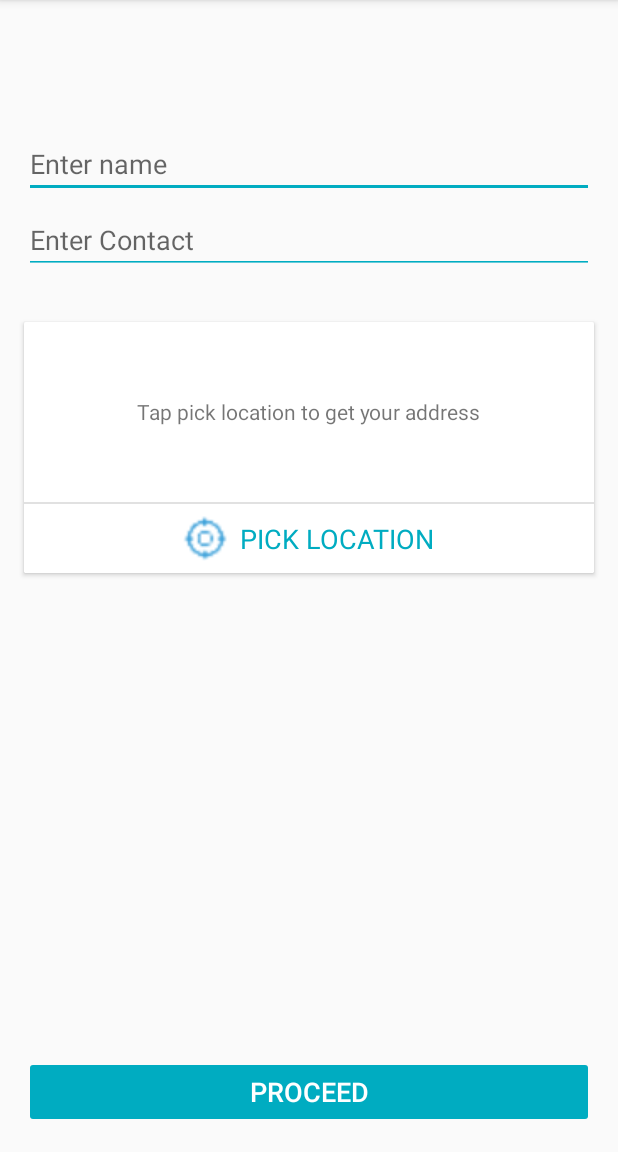
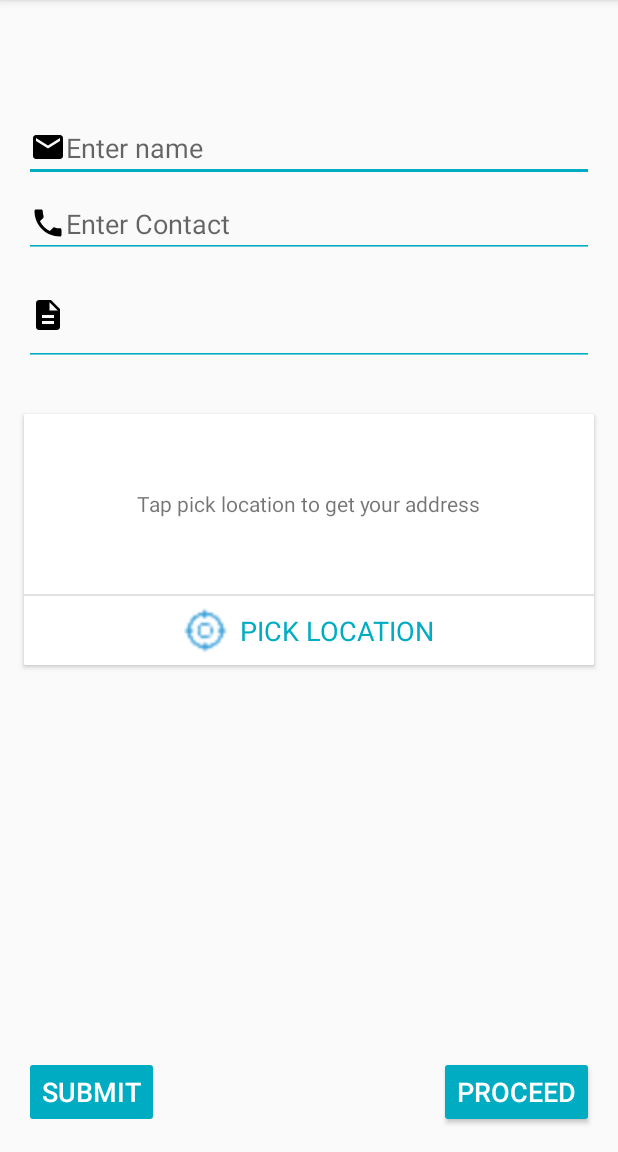
Before and after one commit to adityagupta1921997/HelpYou, an Android app: the MyLocationUsingLocationAPI screen opened directly, with no data from a screen before it, on a phone screen of 412 x 824 dp, the part 84-1236 px from its top. Run offline under Robolectric (Android 15) with nearby library versions, the phone set to English and light mode, and no system bars; our stand-ins replace ButterKnife; libraries missing offline, so code that uses them is left out: es.dmoral.toasty; 2 statements that could not run were skipped.

Commit message:
Adding Data done

```diff
--- a/app/src/main/java/com/apkglobal/helpyou/Activities/NavigationActivity.java
+++ b/app/src/main/java/com/apkglobal/helpyou/Activities/NavigationActivity.java
@@ -181,6 +181,9 @@ public class NavigationActivity extends AppCompatActivity
 
         } else if (id == R.id.nav_profile) {
 
+            Intent profile=new Intent(NavigationActivity.this,ProfileActivity.class);
+            startActivity(profile);
+
         }
 
         DrawerLayout drawer = (DrawerLayout) findViewById(R.id.drawer_layout);
--- /dev/null
+++ b/app/src/main/res/drawable/description.xml
@@ -0,0 +1,9 @@
+<vector xmlns:android="http://schemas.android.com/apk/res/android"
+        android:width="24dp"
+        android:height="24dp"
+        android:viewportWidth="24.0"
+        android:viewportHeight="24.0">
+    <path
+        android:fillColor="#FF000000"
+        android:pathData="M14,2L6,2c-1.1,0 -1.99,0.9 -1.99,2L4,20c0,1.1 0.89,2 1.99,2L18,22c1.1,0 2,-0.9 2,-2L20,8l-6,-6zM16,18L8,18v-2h8v2zM16,14L8,14v-2h8v2zM13,9L13,3.5L18.5,9L13,9z"/>
+</vector>
--- a/app/src/main/res/layout/activity_location_service.xml
+++ b/app/src/main/res/layout/activity_location_service.xml
@@ -4,6 +4,7 @@
     android:layout_width="match_parent"
     android:layout_height="match_parent"
     tools:context="com.apkglobal.helpyou.Activities.MyLocationUsingLocationAPI">
+
 
     <LinearLayout
         android:layout_width="match_parent"
@@ -14,11 +15,11 @@
         <TextView
             android:layout_width="match_parent"
             android:layout_height="wrap_content"
-            android:layout_marginTop="20dp"
+            android:layout_marginTop="15dp"
             android:layout_gravity="center"
             android:gravity="center"
             android:id="@+id/tv_demand_show"
-            android:textSize="30sp"
+            android:textSize="25sp"
             android:textStyle="bold"
             android:textColor="@color/colorPrimary"
             android:backgroundTint="@color/colorPrimary"
@@ -31,7 +32,10 @@
             android:hint="Enter name"
             android:backgroundTint="@color/colorPrimary"
             android:inputType="textPersonName"
-            android:id="@+id/et_name" />
+            android:id="@+id/et_name"
+
+            android:drawableLeft="@drawable/email"
+            />
         <EditText
             android:layout_width="match_parent"
             android:layout_height="wrap_content"
@@ -39,7 +43,19 @@
             android:id="@+id/et_contact"
             android:hint="Enter Contact"
             android:inputType="phone"
-            android:backgroundTint="@color/colorPrimary"/>
+            android:backgroundTint="@color/colorPrimary"
+            android:drawableLeft="@drawable/phone"/>
+        <EditText
+            android:layout_width="match_parent"
+            android:layout_height="wrap_content"
+            android:backgroundTint="@color/colorPrimary"
+            android:drawableLeft="@drawable/description"
+            android:id="@+id/et_description"
+            android:lines="2"
+            android:layout_marginTop="5dp"
+            />
+
+
     </LinearLayout>
 
 
@@ -48,7 +64,7 @@
         android:layout_margin="@dimen/activity_horizontal_margin"
         android:id="@+id/card_view"
         android:layout_below="@id/linear"
-        android:layout_marginTop="20dp"
+        android:layout_marginTop="5dp"
         android:layout_width="match_parent"
         android:layout_height="wrap_content"
         card_view:cardCornerRadius="1dp">
@@ -133,10 +149,19 @@
         android:enabled="false"
         android:layout_margin="@dimen/activity_horizontal_margin"
         style="@style/proceedButtonStyle"
-        android:id="@+id/btnLocation"
+        android:id="@+id/btnSubmit"
         android:layout_alignParentBottom="true"
-        android:layout_centerHorizontal="true"
+        android:layout_alignParentLeft="true"
         android:backgroundTint="@color/colorPrimary"
-        android:text="PROCEED" />
+        android:text="SUBMIT" />
+
+        <Button
+            android:layout_margin="@dimen/activity_horizontal_margin"
+            style="@style/proceedButtonStyle"
+            android:id="@+id/btnProceed"
+            android:layout_alignParentBottom="true"
+            android:layout_alignParentRight="true"
+            android:backgroundTint="@color/colorPrimary"
+            android:text="PROCEED" />
 
 </RelativeLayout>
--- a/app/src/main/res/layout/data_holder.xml
+++ b/app/src/main/res/layout/data_holder.xml
@@ -7,5 +7,6 @@
     <android.support.v7.widget.RecyclerView
         android:id="@+id/recyclerview"
         android:layout_width="match_parent"
-        android:layout_height="match_parent" />
+        android:layout_height="match_parent"
+        android:padding="10dp"/>
 </LinearLayout>
--- a/app/src/main/res/values/styles.xml
+++ b/app/src/main/res/values/styles.xml
@@ -20,7 +20,7 @@
     <style name="proceedButtonStyle">
         <item name="android:textSize">@dimen/header_text</item>
         <item name="android:textColor">@color/colorWhite</item>
-        <item name="android:layout_width">match_parent</item>
+        <item name="android:layout_width">wrap_content</item>
         <item name="android:layout_height">wrap_content</item>
         <item name="android:clickable">true</item>
     </style>
```
Also changed, not shown: app/src/main/AndroidManifest.xml (+5 -6 lines), app/src/main/java/com/apkglobal/helpyou/Activities/Coordinator_tab/Holder.java (+20 -38 lines), app/src/main/java/com/apkglobal/helpyou/Activities/GetClient.java (added, +15 -0 lines), app/src/main/java/com/apkglobal/helpyou/Activities/GetProvider.java (added, +15 -0 lines), app/src/main/java/com/apkglobal/helpyou/Activities/MyLocationUsingLocationAPI.java (+132 -11 lines), app/src/main/java/com/apkglobal/helpyou/Activities/ProfileActivity.java (added, +82 -0 lines), app/src/main/res/layout/activity_get_client.xml (added, +9 -0 lines), app/src/main/res/layout/activity_get_provider.xml (added, +9 -0 lines), app/src/main/res/layout/activity_profile.xml (added, +28 -0 lines).
